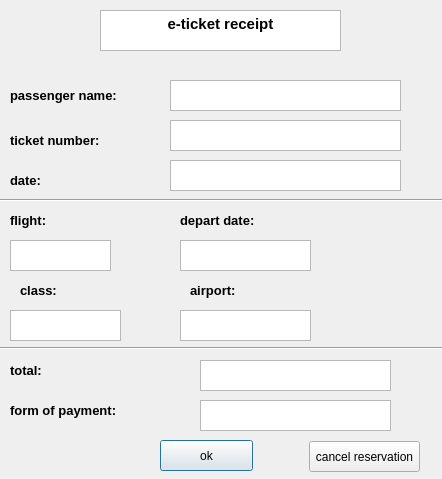
Before: the Qt Designer form receipt.ui in Abdelrahman-Shorim/FlightApp, drawn with Qt 5.
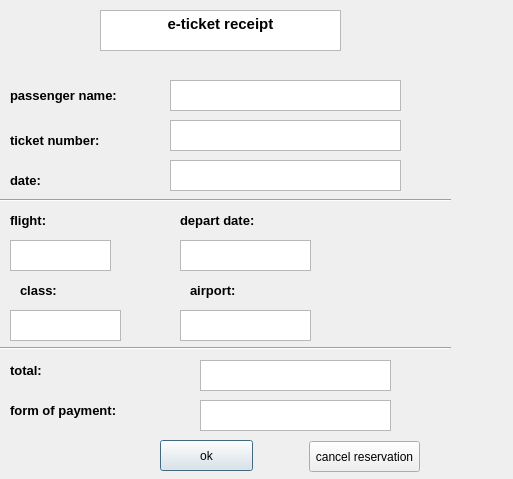
After: the same form once the commit is applied.

```diff
--- a/receipt.ui
+++ b/receipt.ui
@@ -6,7 +6,7 @@
    <rect>
     <x>0</x>
     <y>0</y>
-    <width>442</width>
+    <width>513</width>
     <height>479</height>
    </rect>
   </property>
```
